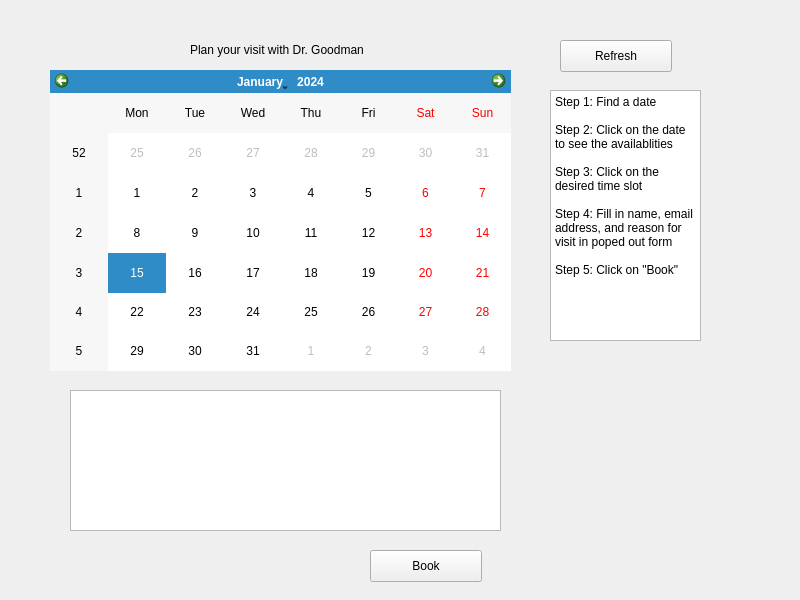
Old version of the form form.ui in the repository Yidhan/HCI-584-project.
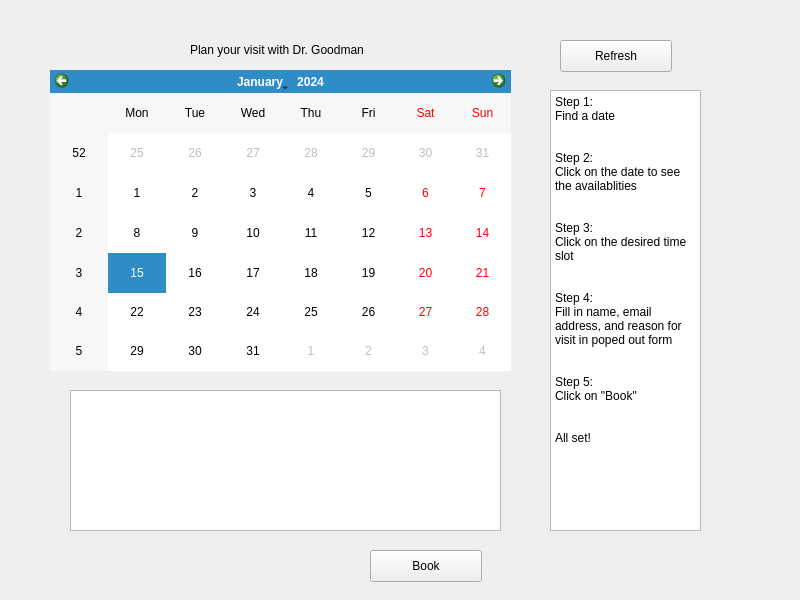
New version of the form.

What changed in the file:
```diff
--- a/form.ui
+++ b/form.ui
@@ -66,19 +66,31 @@
       <x>550</x>
       <y>90</y>
       <width>151</width>
-      <height>251</height>
+      <height>441</height>
      </rect>
     </property>
     <property name="plainText">
-     <string>Step 1: Find a date
+     <string>Step 1: 
+Find a date
 
-Step 2: Click on the date to see the availablities
 
-Step 3: Click on the desired time slot
+Step 2: 
+Click on the date to see the availablities
 
-Step 4: Fill in name, email address, and reason for visit in poped out form
 
-Step 5: Click on &quot;Book&quot;</string>
+Step 3: 
+Click on the desired time slot
+
+
+Step 4: 
+Fill in name, email address, and reason for visit in poped out form
+
+
+Step 5: 
+Click on &quot;Book&quot;
+
+
+All set!</string>
     </property>
    </widget>
    <widget class="QLabel" name="label">
```
